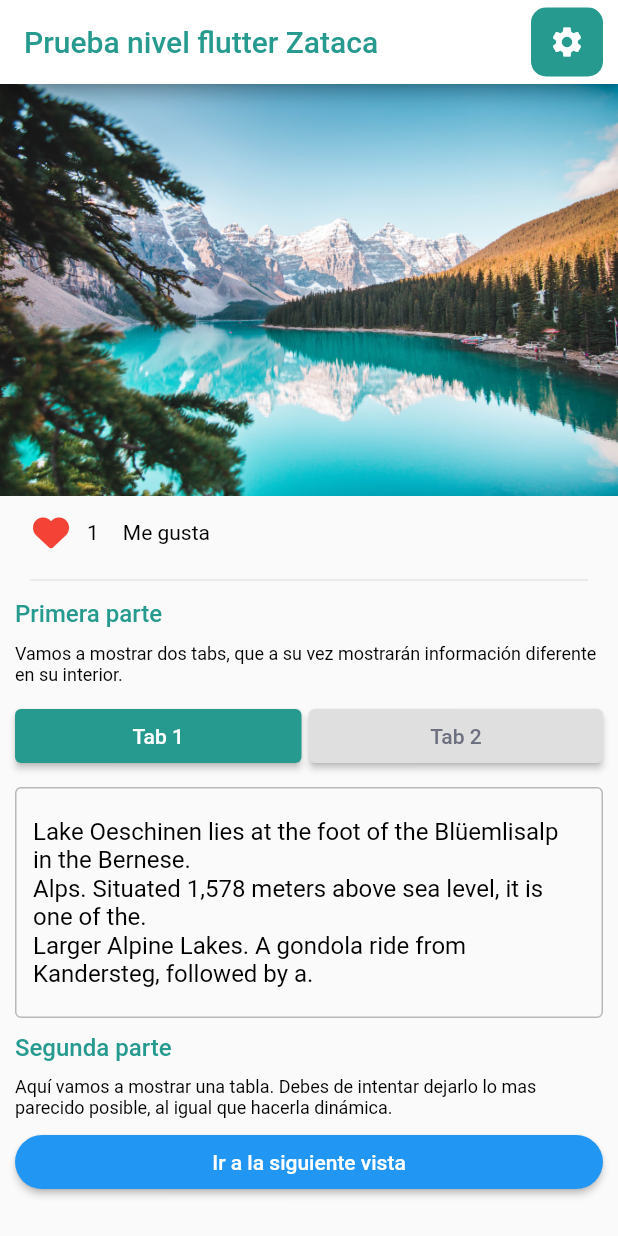
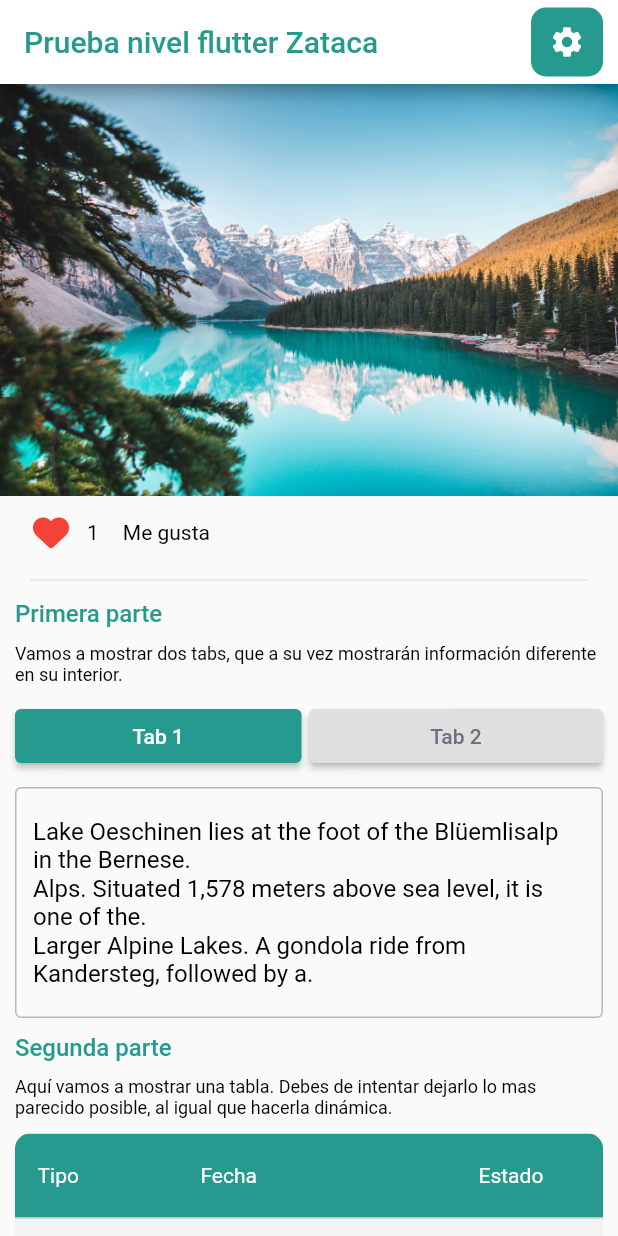
Before and after one commit to jartesfigueres/zataca_demo_app, a Flutter app: the screen it shows after launch, after a tap on an icon or button, on a phone screen of 412 x 824 dp. Run offline on Flutter 3.47's test engine with Material 2 defaults, Android fonts, the phone set to English and light mode, and no system bars; our stand-ins replace bloc_concurrency, dio, equatable, flutter_bloc, font_awesome_flutter, stream_transform; network calls fail.

Commit message:
Adding readings table
New readings table on main page

```diff
--- a/lib/common/widgets/table_container.dart
+++ /dev/null
@@ -1,51 +0,0 @@
-import 'package:flutter/material.dart';
-import 'package:zataca_demo_app/configuration/theme_configuration.dart';
-
-class TableContainerWidget extends StatefulWidget {
-  const TableContainerWidget({
-    super.key,
-    required this.title,
-    required this.subtitle,
-    required this.options,
-  });
-
-  final String title;
-  final String subtitle;
-  final List<String> options;
-
-  @override
-  State<StatefulWidget> createState() => _TableContainerState();
-}
-
-class _TableContainerState extends State<TableContainerWidget> {
-  TextEditingController textareaController = TextEditingController();
-
-  @override
-  void initState() {
-    super.initState();
-    textareaController.text = widget.options[0];
-  }
-
-  @override
-  Widget build(BuildContext context) {
-    return Column(
-      crossAxisAlignment: CrossAxisAlignment.start,
-      children: [
-        Padding(
-          padding: const EdgeInsets.fromLTRB(0, 5, 0, 5),
-          child: Text(
-            widget.title,
-            style: Theme.of(context).textTheme.titleMedium!.copyWith(
-                color: ThemeConfiguration.primaryColor,
-                fontWeight: Theme.of(context).textTheme.titleLarge!.fontWeight),
-          ),
-        ),
-        Padding(
-          padding: const EdgeInsets.fromLTRB(0, 5, 0, 5),
-          child: Text(widget.subtitle,
-              style: Theme.of(context).textTheme.labelMedium),
-        ),
-      ],
-    );
-  }
-}
--- a/lib/configuration/theme_configuration.dart
+++ b/lib/configuration/theme_configuration.dart
@@ -31,6 +31,13 @@ class ThemeConfiguration {
           borderRadius: BorderRadius.vertical(top: Radius.circular(15)),
         ),
       ),
+      dataTableTheme: original.dataTableTheme.copyWith(
+        headingTextStyle: const TextStyle(color: secondaryColor),
+        headingRowColor: const MaterialStatePropertyAll(primaryColor),
+        dataRowColor: const MaterialStatePropertyAll(
+          Color.fromRGBO(243, 243, 243, 1),
+        ),
+      ),
     );
   }
 }
--- a/lib/home_page.dart
+++ b/lib/home_page.dart
@@ -5,9 +5,9 @@ import 'package:zataca_demo_app/common/widgets/action_button.dart';
 import 'package:zataca_demo_app/common/widgets/expanded_image.dart';
 import 'package:zataca_demo_app/common/widgets/like_counter.dart';
 import 'package:zataca_demo_app/common/widgets/multitab_container.dart';
-import 'package:zataca_demo_app/common/widgets/table_container.dart';
 import 'package:zataca_demo_app/configuration/theme_configuration.dart';
 import 'package:zataca_demo_app/posts/view/posts_page.dart';
+import 'package:zataca_demo_app/readings/view/readings_page.dart';
 
 class HomePage extends StatelessWidget {
   const HomePage({super.key, required this.title});
@@ -59,15 +59,7 @@ class HomePage extends StatelessWidget {
                       'Vestibulum eu quam nec neque pellentesque efficitur id eget nisl. Proin porta est convallis lacus blandit pretium sed non enim. Maecenas lacinia non orci at aliquam.',
                     ],
                   ),
-                  const TableContainerWidget(
-                    title: 'Segunda parte',
-                    subtitle:
-                        'Aquí vamos a mostrar una tabla. Debes de intentar dejarlo lo mas parecido posible, al igual que hacerla dinámica.',
-                    options: [
-                      'Lake Oeschinen lies at the foot of the Blüemlisalp in the Bernese.\nAlps. Situated 1,578 meters above sea level, it is one of the.\nLarger Alpine Lakes. A gondola ride from Kandersteg, followed by a.',
-                      'Vestibulum eu quam nec neque pellentesque efficitur id eget nisl. Proin porta est convallis lacus blandit pretium sed non enim. Maecenas lacinia non orci at aliquam.',
-                    ],
-                  ),
+                  const ReadingsPage(),
                   Row(
                     children: [
                       Expanded(
--- /dev/null
+++ b/lib/readings/bloc/reading_bloc.dart
@@ -0,0 +1,57 @@
+import 'dart:async';
+
+import 'package:flutter_bloc/flutter_bloc.dart';
+import 'package:equatable/equatable.dart';
+
+import 'package:placeholder_data/placeholder_data.dart';
+import 'package:zataca_demo_app/common/bloc/event_transformer.dart';
+
+part 'reading_event.dart';
+part 'reading_state.dart';
+
+const throttleDuration = Duration(milliseconds: 100);
+
+class ReadingBloc extends Bloc<ReadingEvent, ReadingState> {
+  ReadingBloc({required PlaceholderDataAPI dataRepository})
+      : _dataRepository = dataRepository,
+        super(const ReadingState()) {
+    on<ReadingFetched>(
+      _onReeadingFetched,
+      transformer: throttleDroppable(throttleDuration),
+    );
+  }
+
+  final PlaceholderDataAPI _dataRepository;
+
+  Future<void> _onReeadingFetched(
+    ReadingFetched event,
+    Emitter<ReadingState> emit,
+  ) async {
+    if (state.hasReachedMax) return;
+    try {
+      if (state.status == ReadingStatus.initial) {
+        final readings = await _dataRepository.fetchReadings();
+        return emit(
+          state.copyWith(
+            status: ReadingStatus.success,
+            readings: readings,
+            hasReachedMax: false,
+          ),
+        );
+      }
+      final readings =
+          await _dataRepository.fetchReadings(state.readings.length);
+      readings.isEmpty
+          ? emit(state.copyWith(hasReachedMax: true))
+          : emit(
+              state.copyWith(
+                status: ReadingStatus.success,
+                readings: List.of(state.readings)..addAll(readings),
+                hasReachedMax: false,
+              ),
+            );
+    } catch (_) {
+      emit(state.copyWith(status: ReadingStatus.failure));
+    }
+  }
+}
--- /dev/null
+++ b/lib/readings/bloc/reading_event.dart
@@ -0,0 +1,10 @@
+part of 'reading_bloc.dart';
+
+abstract class ReadingEvent extends Equatable {
+  const ReadingEvent();
+
+  @override
+  List<Object> get props => [];
+}
+
+class ReadingFetched extends ReadingEvent {}
--- /dev/null
+++ b/lib/readings/bloc/reading_state.dart
@@ -0,0 +1,35 @@
+part of 'reading_bloc.dart';
+
+enum ReadingStatus { initial, success, failure }
+
+class ReadingState extends Equatable {
+  const ReadingState({
+    this.status = ReadingStatus.initial,
+    this.readings = const <Reading>[],
+    this.hasReachedMax = false,
+  });
+
+  final ReadingStatus status;
+  final List<Reading> readings;
+  final bool hasReachedMax;
+
+  ReadingState copyWith({
+    ReadingStatus? status,
+    List<Reading>? readings,
+    bool? hasReachedMax,
+  }) {
+    return ReadingState(
+      status: status ?? this.status,
+      readings: readings ?? this.readings,
+      hasReachedMax: hasReachedMax ?? this.hasReachedMax,
+    );
+  }
+
+  @override
+  String toString() {
+    return '''ReadingState { status: $status, hasReachedMax: $hasReachedMax, posts: ${readings.length} }''';
+  }
+
+  @override
+  List<Object> get props => [status, readings, hasReachedMax];
+}
--- /dev/null
+++ b/lib/readings/readings.dart
@@ -0,0 +1,3 @@
+export 'bloc/reading_bloc.dart';
+export 'view/view.dart';
+export 'widgets/widgets.dart';
--- /dev/null
+++ b/lib/readings/view/reading_table.dart
@@ -0,0 +1,160 @@
+import 'package:intl/intl.dart';
+import 'package:flutter/material.dart';
+import 'package:flutter_bloc/flutter_bloc.dart';
+import 'package:zataca_demo_app/configuration/theme_configuration.dart';
+
+import 'package:zataca_demo_app/readings/bloc/reading_bloc.dart';
+
+class ReadingTable extends StatefulWidget {
+  const ReadingTable({
+    super.key,
+    required this.title,
+    required this.subtitle,
+  });
+
+  final String title;
+  final String subtitle;
+
+  @override
+  State<ReadingTable> createState() => _ReadingTableState();
+}
+
+class _ReadingTableState extends State<ReadingTable> {
+  final DateFormat formatter = DateFormat('dd/MM/yyyy H:m');
+  final _scrollController = ScrollController();
+
+  @override
+  void initState() {
+    super.initState();
+    _scrollController.addListener(_onScroll);
+  }
+
+  @override
+  Widget build(BuildContext context) {
+    return BlocBuilder<ReadingBloc, ReadingState>(
+      builder: (context, state) {
+        switch (state.status) {
+          case ReadingStatus.failure:
+            return const Center(child: Text('failed to fetch readings'));
+          case ReadingStatus.success:
+            if (state.readings.isEmpty) {
+              return const Center(child: Text('no readings'));
+            }
+            final double width = MediaQuery.of(context).size.width;
+            return Column(
+                crossAxisAlignment: CrossAxisAlignment.start,
+                children: [
+                  Padding(
+                    padding: const EdgeInsets.fromLTRB(0, 5, 0, 5),
+                    child: Text(
+                      widget.title,
+                      style: Theme.of(context).textTheme.titleMedium!.copyWith(
+                          color: ThemeConfiguration.primaryColor,
+                          fontWeight: Theme.of(context)
+                              .textTheme
+                              .titleLarge!
+                              .fontWeight),
+                    ),
+                  ),
+                  Padding(
+                    padding: const EdgeInsets.fromLTRB(0, 5, 0, 5),
+                    child: Text(widget.subtitle,
+                        style: Theme.of(context).textTheme.labelMedium),
+                  ),
+                  Padding(
+                    padding: const EdgeInsets.fromLTRB(0, 5, 0, 15),
+                    child: ClipRRect(
+                      borderRadius: BorderRadius.circular(10),
+                      child: DataTable(
+                        columnSpacing: 0,
+                        horizontalMargin: 0,
+                        columns: [
+                          DataColumn(
+                            label: Container(
+                              alignment: Alignment.centerLeft,
+                              padding: const EdgeInsets.only(left: 15),
+                              width: width * .3,
+                              child: const Text('Tipo'),
+                            ),
+                          ),
+                          DataColumn(
+                            label: Container(
+                              alignment: Alignment.centerLeft,
+                              width: width * .45,
+                              child: const Text('Fecha'),
+                            ),
+                          ),
+                          DataColumn(
+                            label: SizedBox(
+                              width: width * .25,
+                              child: const Text('Estado'),
+                            ),
+                          ),
+                        ],
+                        rows: List.generate(
+                          state.readings.length,
+                          (index) {
+                            return DataRow(cells: [
+                              DataCell(Container(
+                                alignment: Alignment.centerLeft,
+                                padding: const EdgeInsets.only(left: 15),
+                                width: width * .3,
+                                child: Text(state.readings[index].type),
+                              )),
+                              DataCell(Container(
+                                alignment: Alignment.centerLeft,
+                                width: width * .45,
+                                child: Text(formatter
+                                    .format(state.readings[index].date)),
+                              )),
+                              DataCell(Tooltip(
+                                  message: state.readings[index].active
+                                      ? 'Activo'
+                                      : 'Inactivo',
+                                  child: Container(
+                                    alignment: Alignment.centerLeft,
+                                    padding: const EdgeInsets.only(right: 15),
+                                    width: width * .25,
+                                    height: 10.0,
+                                    decoration: BoxDecoration(
+                                      color: state.readings[index].active
+                                          ? Colors.green
+                                          : Colors.red,
+                                      shape: BoxShape.circle,
+                                    ),
+                                  ))),
+                            ]);
+                          },
+                        ),
+                      ),
+                    ),
+                  ),
+                ]);
+          case ReadingStatus.initial:
+            return const Center(child: CircularProgressIndicator());
+        }
+      },
+    );
+  }
+
+  @override
+  void dispose() {
+    _scrollController
+      ..removeListener(_onScroll)
+      ..dispose();
+    super.dispose();
+  }
+
+  void _onScroll() {
+    if (_isBottom) {
+      context.read<ReadingBloc>().add(ReadingFetched());
+    }
+  }
+
+  bool get _isBottom {
+    if (!_scrollController.hasClients) return false;
+    final maxScroll = _scrollController.position.maxScrollExtent;
+    final currentScroll = _scrollController.offset;
+    return currentScroll >= (maxScroll * 0.9);
+  }
+}
--- /dev/null
+++ b/lib/readings/view/readings_page.dart
@@ -0,0 +1,23 @@
+import 'package:flutter/material.dart';
+import 'package:flutter_bloc/flutter_bloc.dart';
+import 'package:placeholder_data/placeholder_data.dart';
+import 'package:zataca_demo_app/readings/bloc/reading_bloc.dart';
+import 'package:zataca_demo_app/readings/view/reading_table.dart';
+
+class ReadingsPage extends StatelessWidget {
+  const ReadingsPage({super.key});
+
+  @override
+  Widget build(BuildContext context) {
+    return BlocProvider(
+      create: (_) =>
+          ReadingBloc(dataRepository: context.read<PlaceholderDataAPI>())
+            ..add(ReadingFetched()),
+      child: const ReadingTable(
+        title: 'Segunda parte',
+        subtitle:
+            'Aquí vamos a mostrar una tabla. Debes de intentar dejarlo lo mas parecido posible, al igual que hacerla dinámica.',
+      ),
+    );
+  }
+}
--- /dev/null
+++ b/lib/readings/view/view.dart
@@ -0,0 +1 @@
+export 'reading_table.dart';
--- /dev/null
+++ b/lib/readings/widgets/post_list_item.dart
@@ -0,0 +1,27 @@
+import 'package:flutter/material.dart';
+import 'package:placeholder_data/placeholder_data.dart';
+
+class PostListItem extends StatelessWidget {
+  const PostListItem({super.key, required this.post});
+
+  final Post post;
+
+  @override
+  Widget build(BuildContext context) {
+    return ListTile(
+      title: RichText(
+          text: TextSpan(
+              style: Theme.of(context).textTheme.bodyLarge,
+              children: <TextSpan>[
+            TextSpan(text: '${post.id} ${post.title}')
+          ])),
+      subtitle: Padding(
+          padding: const EdgeInsets.only(top: 10),
+          child: RichText(
+              text: TextSpan(
+                  style: Theme.of(context).textTheme.bodyMedium,
+                  children: <TextSpan>[TextSpan(text: post.body)]))),
+      dense: false,
+    );
+  }
+}
--- /dev/null
+++ b/lib/readings/widgets/widgets.dart
@@ -0,0 +1 @@
+export 'post_list_item.dart';
--- a/packages/json_placeholder_api/lib/src/json_placeholder_api.dart
+++ b/packages/json_placeholder_api/lib/src/json_placeholder_api.dart
@@ -138,4 +138,56 @@ class JSONPlaceholderAPI extends PlaceholderDataAPI {
       );
     }).toList();
   }
+
+  @override
+  Future<List<Reading>> fetchReadings([int startIndex = 0]) {
+    // Generate fake data
+    return Future.delayed(
+      const Duration(seconds: 1),
+      () => <Reading>[
+        Reading(
+          id: 1,
+          type: 'Consumos',
+          date: DateTime(2020, 10, 23, 13, 21),
+          active: true,
+        ),
+        Reading(
+          id: 2,
+          type: 'Consumos',
+          date: DateTime(2020, 10, 19, 10, 20),
+          active: true,
+        ),
+        Reading(
+          id: 1,
+          type: 'Potencias',
+          date: DateTime(2020, 2, 5, 20, 35),
+          active: false,
+        ),
+        Reading(
+          id: 1,
+          type: 'Datos',
+          date: DateTime(2020, 10, 23, 23, 40),
+          active: true,
+        ),
+        Reading(
+          id: 1,
+          type: 'Consumos',
+          date: DateTime(2020, 10, 23, 8, 23),
+          active: false,
+        ),
+        Reading(
+          id: 1,
+          type: 'Potencias',
+          date: DateTime(2020, 10, 23, 8, 23),
+          active: true,
+        ),
+        Reading(
+          id: 1,
+          type: 'Potencias',
+          date: DateTime(2020, 10, 23, 8, 23),
+          active: true,
+        ),
+      ],
+    );
+  }
 }
--- a/packages/placeholder_data/lib/src/models/models.dart
+++ b/packages/placeholder_data/lib/src/models/models.dart
@@ -1,4 +1,5 @@
 export 'comment.dart';
 export 'post.dart';
+export 'reading.dart';
 export 'task.dart';
 export 'user.dart';
--- /dev/null
+++ b/packages/placeholder_data/lib/src/models/reading.dart
@@ -0,0 +1,18 @@
+import 'package:equatable/equatable.dart';
+
+class Reading extends Equatable {
+  const Reading({
+    required this.id,
+    required this.type,
+    required this.date,
+    required this.active,
+  });
+
+  final int id;
+  final String type;
+  final DateTime date;
+  final bool active;
+
+  @override
+  List<Object> get props => [id, type, date, active];
+}
--- a/packages/placeholder_data/lib/src/placeholder_data.dart
+++ b/packages/placeholder_data/lib/src/placeholder_data.dart
@@ -19,4 +19,7 @@ abstract class PlaceholderDataAPI {
 
   /// Gets all the tasks starting from page [startIndex].
   Future<List<Task>> fetchTasks([int startIndex = 0]);
+
+  /// Gets the latest readings
+  Future<List<Reading>> fetchReadings([int startIndex = 0]);
 }
--- a/pubspec.yaml
+++ b/pubspec.yaml
@@ -37,6 +37,7 @@ dependencies:
   stream_transform: ^2.0.0
   flutter_bloc: ^8.1.1
   font_awesome_flutter: ^10.2.1
+  intl: ^0.17.0
 
   placeholder_data:
     path: packages/placeholder_data
```
Also changed, not shown: pubspec.lock.
